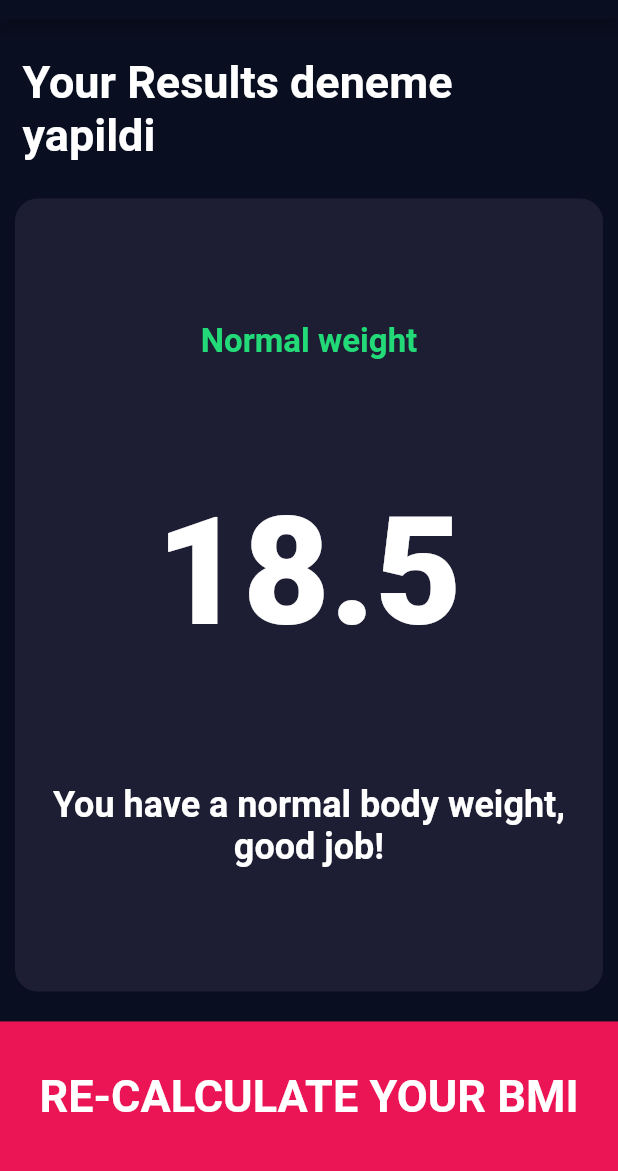
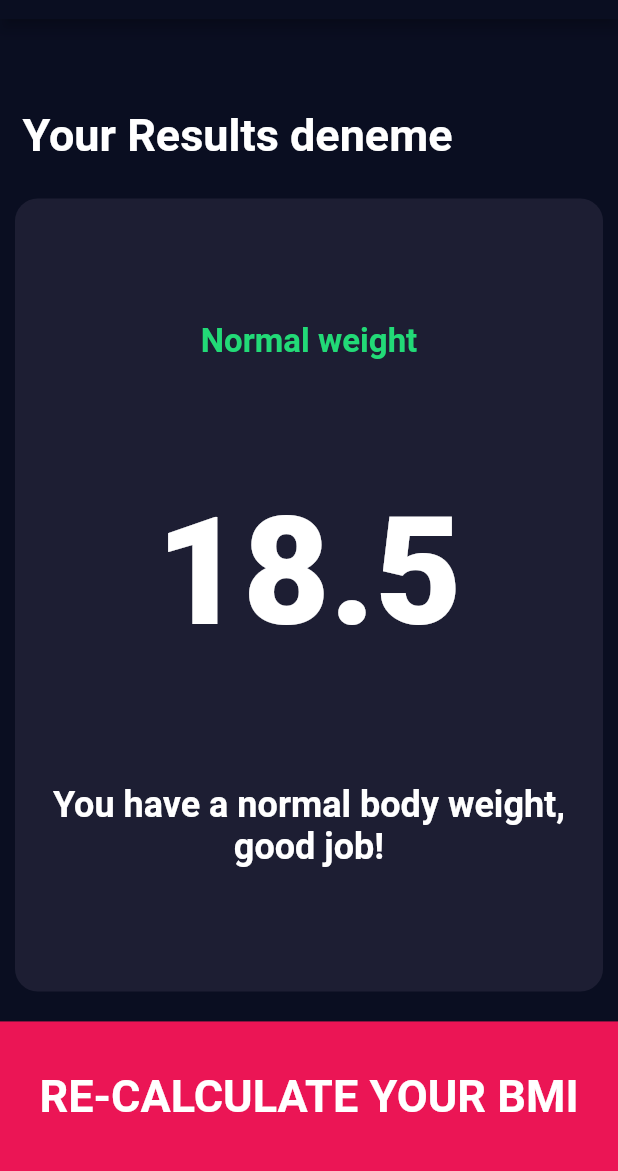
Before and after one commit to ozanbatuhankurucu/bmi-calculator, a Flutter app: the screen it shows after launch, after a tap on "Calculate Your BMI", on a phone screen of 412 x 824 dp, the part 65-1236 px from its top. Run offline on Flutter 3.47's test engine with Material 2 defaults, Android fonts, the phone set to English and light mode, and no system bars; our stand-ins replace font_awesome_flutter.

Commit message:
Eski haline getirildi

```diff
--- a/lib/screens/result_page.dart
+++ b/lib/screens/result_page.dart
@@ -26,7 +26,7 @@ class ResultPage extends StatelessWidget {
             child: Container(
               alignment: Alignment.bottomLeft,
               padding: EdgeInsets.all(15.0),
-              child: Text("Your Results deneme yapildi", style: kResultTitleTextStyle),
+              child: Text("Your Results deneme", style: kResultTitleTextStyle),
             ),
           ),
           Expanded(
```
